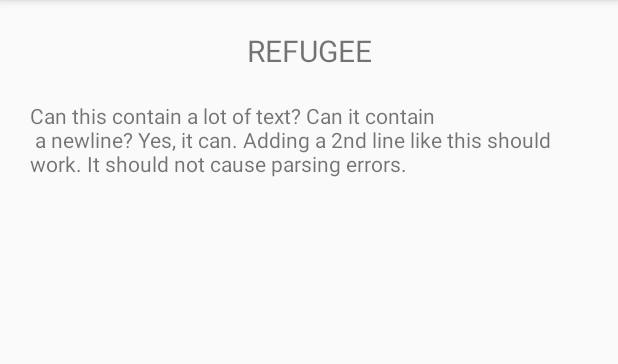
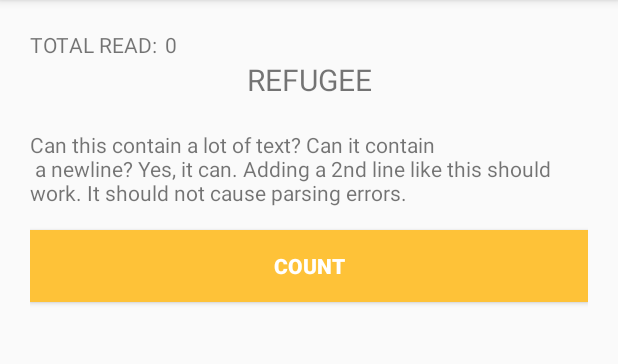
Before and after one commit to topsanjor/prayer, an Android app: the enPrayerDetailActivity screen opened directly, with no data from a screen before it, on a phone screen of 412 x 824 dp, the part 84-448 px from its top. Run offline under Robolectric (Android 15) with nearby library versions, the phone set to English and light mode, and no system bars.

Commit message:
added count and add count  btn

```diff
--- a/app/src/main/res/layout/activity_en_prayer_detail.xml
+++ b/app/src/main/res/layout/activity_en_prayer_detail.xml
@@ -8,6 +8,26 @@
     android:padding="20dp"
     tools:context="com.kotlab.tibetanbuddhistprayer.activities.enPrayerDetailActivity">
 
+    <LinearLayout
+        android:orientation="horizontal"
+        android:layout_width="match_parent"
+        android:layout_height="wrap_content">
+
+        <TextView
+            android:textAllCaps="true"
+            android:text="Total Read:"
+            android:layout_width="wrap_content"
+            android:layout_height="wrap_content" />
+
+        <TextView
+            android:paddingLeft="5dp"
+            android:text="0"
+            android:id="@+id/counttxt"
+            android:layout_width="wrap_content"
+            android:layout_height="wrap_content" />
+
+
+    </LinearLayout>
     <TextView
         android:textSize="20dp"
         android:gravity="center"
@@ -18,9 +38,21 @@
         android:layout_width="match_parent"
         android:layout_height="wrap_content" />
 
+
     <TextView
         android:text="@string/text_with_paragraphs"
         android:id="@+id/engtxtBody"
         android:layout_width="match_parent"
         android:layout_height="wrap_content" />
+
+    <Button
+
+        android:textStyle="bold"
+        android:textColor="@color/colorWhite"
+        android:background="@color/colorPrimary"
+        android:layout_marginTop="15dp"
+        android:id="@+id/countbtn"
+        android:text="@string/addcounttxt"
+        android:layout_width="match_parent"
+        android:layout_height="wrap_content" />
 </LinearLayout>
--- a/app/src/main/res/values/strings.xml
+++ b/app/src/main/res/values/strings.xml
@@ -24,5 +24,6 @@
     <string name="otherappContent">Other Apps</string>
     <string name="contactemail">kotlab@gmail.com</string>
     <string name="aboutustxt">Kotlab is a survived not only five centuries, but also the leap into electronic typesetting, remaining essentially unchanged. It was popularised in the</string>
+    <string name="addcounttxt">Count</string>
 
 </resources>
```
